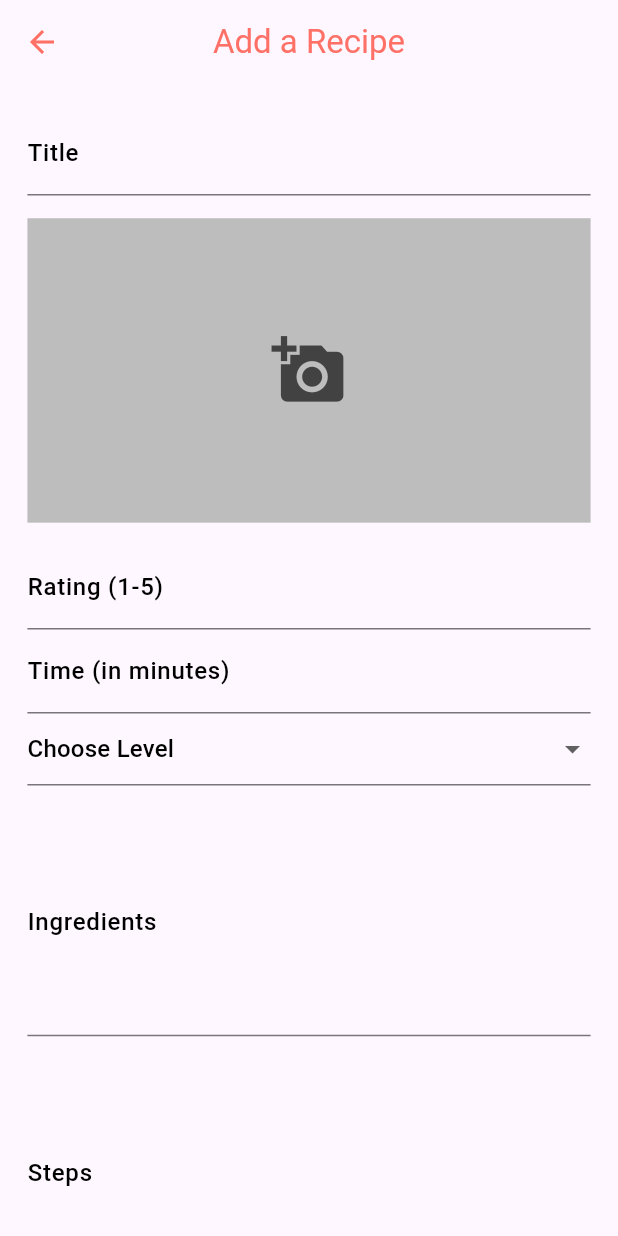
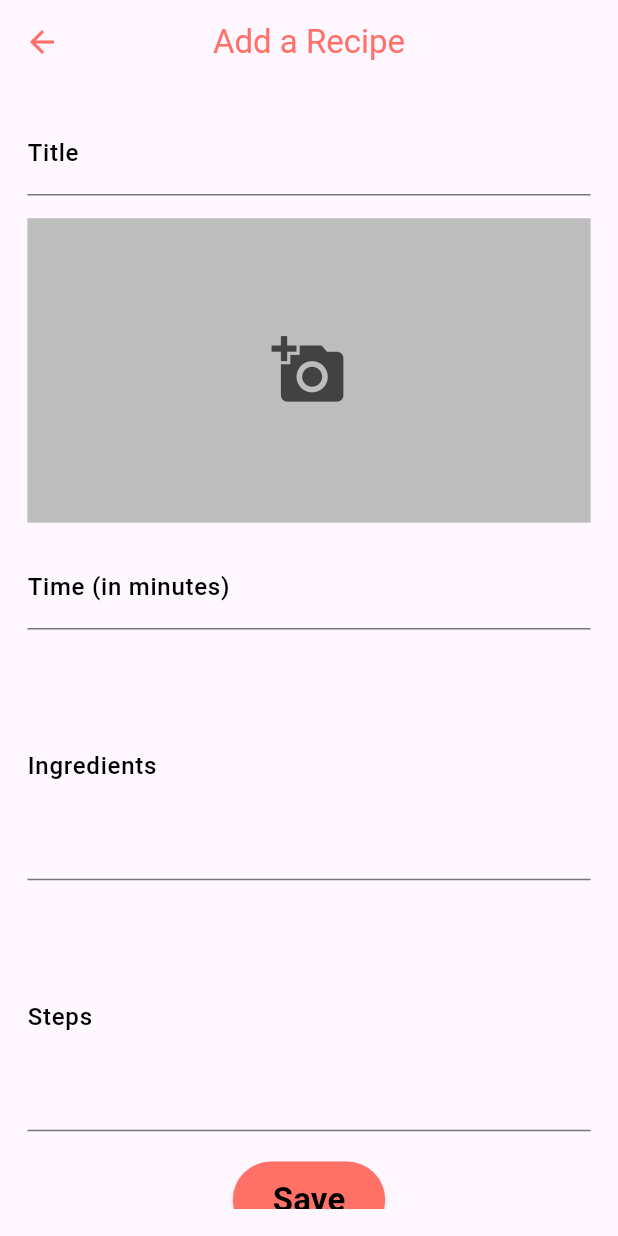
Before and after one commit to Samah-Osama/happy_kitchen, a Flutter app: the AddRecipeView screen opened by its route, on a phone screen of 412 x 824 dp. Run offline on Flutter 3.47's test engine with Material 3 defaults, Android fonts, the phone set to English and light mode, and no system bars; our stand-ins replace bloc, carousel_slider, dartz, dio, equatable, flutter_bloc and 5 more; accounts and stored records are empty.

```diff
--- a/lib/features/add_recipe/presentation/views/widgets/add_recipe_view_body.dart
+++ b/lib/features/add_recipe/presentation/views/widgets/add_recipe_view_body.dart
@@ -1,11 +1,11 @@
+import 'dart:io';
+
 import 'package:flutter/material.dart';
 import 'package:flutter_screenutil/flutter_screenutil.dart';
 import 'package:happy_kitchen/core/utils/styles.dart';
 import 'package:happy_kitchen/core/utils/theme_color_helper.dart';
 import 'package:happy_kitchen/features/add_recipe/presentation/views/widgets/add_recipe_pickImage.dart';
 import 'package:happy_kitchen/features/add_recipe/presentation/views/widgets/custom_text_form_field.dart';
-
-enum Levels { easy, medium, hard }
 
 class AddRecipeViewBody extends StatefulWidget {
   const AddRecipeViewBody({super.key});
@@ -16,9 +16,9 @@ class AddRecipeViewBody extends StatefulWidget {
 
 class _AddRecipeViewBodyState extends State<AddRecipeViewBody> {
   String? title, time, ingredients, steps;
-  double? rating;
-  Levels? recipeLevel;
-  // File? pickedImage;
+  // double? rating;
+
+  File? pickedImage;
 
   GlobalKey<FormState> formKey = GlobalKey();
   @override
@@ -40,14 +40,14 @@ class _AddRecipeViewBodyState extends State<AddRecipeViewBody> {
               SizedBox(height: 15.h),
               const AddRecipeImage(),
               SizedBox(height: 15.h),
-              CustomRatingTextFormField(
-                keyboardType: TextInputType.number,
-                labelText: 'Rating (1-5)',
-                validatorMessage: 'Please enter a valid rating',
-                onChanged: (value) {
-                  rating = double.tryParse(value);
-                },
-              ),
+              // CustomRatingTextFormField(
+              //   keyboardType: TextInputType.number,
+              //   labelText: 'Rating (1-5)',
+              //   validatorMessage: 'Please enter a valid rating',
+              //   onChanged: (value) {
+              //     rating = double.tryParse(value);
+              //   },
+              // ),
               CustomRecipeTimeTextFormField(
                 keyboardType: TextInputType.number,
                 labelText: "Time (in minutes)",
@@ -56,30 +56,30 @@ class _AddRecipeViewBodyState extends State<AddRecipeViewBody> {
                   time = value;
                 },
               ),
-              DropdownButtonFormField(
-                hint: Text(
-                  'Choose Level',
-                  style: TextStyle(
-                      color: ThemeColorHelper.getWhiteAndBlack(context)),
-                ),
-                items: Levels.values.map((level) {
-                  return DropdownMenuItem(
-                    // ignore: sort_child_properties_last
-                    child: Text(level.toString().split('.').last),
-                    value: level,
-                  );
-                }).toList(),
-                onChanged: (value) {
-                  recipeLevel = value;
-                },
-                value: recipeLevel,
-                validator: (value) {
-                  if (value == null) {
-                    return 'Please select a level';
-                  }
-                  return null;
-                },
-              ),
+              // DropdownButtonFormField(
+              //   hint: Text(
+              //     'Choose Level',
+              //     style: TextStyle(
+              //         color: ThemeColorHelper.getWhiteAndBlack(context)),
+              //   ),
+              //   items: Levels.values.map((level) {
+              //     return DropdownMenuItem(
+              //       // ignore: sort_child_properties_last
+              //       child: Text(level.toString().split('.').last),
+              //       value: level,
+              //     );
+              //   }).toList(),
+              //   onChanged: (value) {
+              //     recipeLevel = value;
+              //   },
+              //   value: recipeLevel,
+              //   validator: (value) {
+              //     if (value == null) {
+              //       return 'Please select a level';
+              //     }
+              //     return null;
+              //   },
+              // ),
               SizedBox(height: 15.h),
               CustomTextFormField(
                 maxLines: 5,
```
Also changed, not shown: lib/features/add_recipe/data/models/add_recipe_model.dart (+9 -6 lines), lib/features/add_recipe/data/models/add_recipe_model.g.dart (added).
